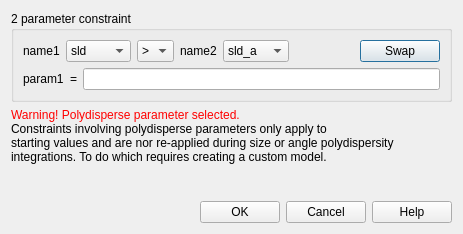
The window that src/sas/qtgui/Perspectives/Fitting/UI/ComplexConstraintUI.ui (SasView/sasview) describes before a commit, drawn with Qt 5.
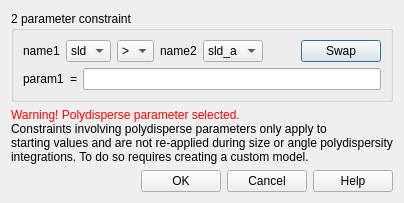
The same window after the commit.

Diff of the .ui file:
```diff
--- a/src/sas/qtgui/Perspectives/Fitting/UI/ComplexConstraintUI.ui
+++ b/src/sas/qtgui/Perspectives/Fitting/UI/ComplexConstraintUI.ui
@@ -6,8 +6,8 @@
    <rect>
     <x>0</x>
     <y>0</y>
-    <width>463</width>
-    <height>234</height>
+    <width>367</width>
+    <height>199</height>
    </rect>
   </property>
   <property name="windowTitle">
@@ -134,7 +134,7 @@
    <item row="1" column="0">
     <widget class="QLabel" name="lblWarning">
      <property name="text">
-      <string>&lt;html&gt;&lt;head/&gt;&lt;body&gt;&lt;p&gt;&lt;span style=&quot; color:#ff0000;&quot;&gt;Warning! Polydisperse parameter selected.&lt;br/&gt;&lt;/span&gt;Constraints involving polydisperse parameters only apply to&lt;br/&gt;starting values and are nor re-applied during size or angle polydispersity&lt;br/&gt;integrations. To do which requires creating a custom model.&lt;/p&gt;&lt;/body&gt;&lt;/html&gt;</string>
+      <string>&lt;html&gt;&lt;head/&gt;&lt;body&gt;&lt;p&gt;&lt;span style=&quot; color:#ff0000;&quot;&gt;Warning! Polydisperse parameter selected.&lt;br/&gt;&lt;/span&gt;Constraints involving polydisperse parameters only apply to&lt;br/&gt;starting values and are not re-applied during size or angle polydispersity&lt;br/&gt;integrations. To do so requires creating a custom model.&lt;/p&gt;&lt;/body&gt;&lt;/html&gt;</string>
      </property>
     </widget>
    </item>
```
